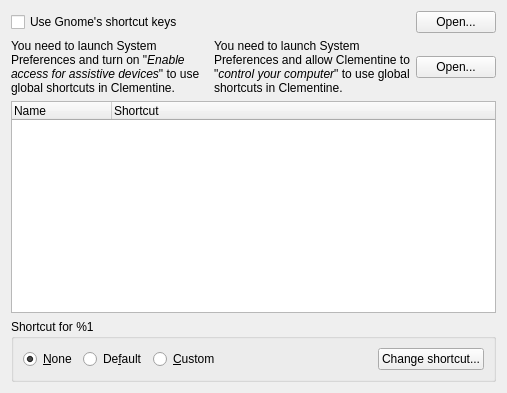
clementine-player/Clementine, file src/ui/globalshortcutssettingspage.ui: the form before one commit.
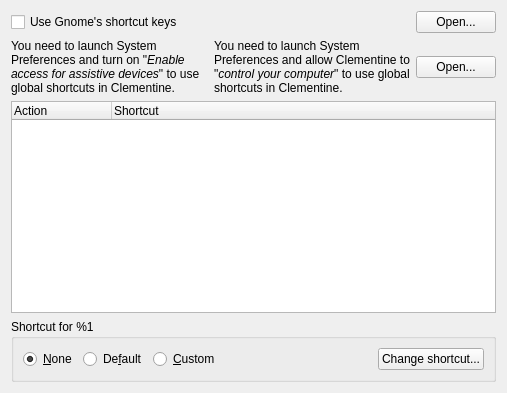
The form after the commit. Icons and pictures are not drawn.

Commit message: Change Name to Action in the Configure Shortcuts settings page.  Fixes #4310

Patch:
```diff
--- a/src/ui/globalshortcutssettingspage.ui
+++ b/src/ui/globalshortcutssettingspage.ui
@@ -114,7 +114,7 @@
      </property>
      <column>
       <property name="text">
-       <string comment="Category label">Name</string>
+       <string comment="Category label">Action</string>
       </property>
      </column>
      <column>
```
